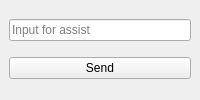
This is views/main_window.ui in CocoMarck/opencode-simple-assist as Qt 5 draws it before an edit. The edited form follows.
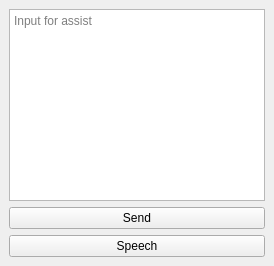
This is the edited form.

Commit message: modulo microphone recorder, depenencia de stt manager, y text view para gui.

Patch:
```diff
--- a/views/main_window.ui
+++ b/views/main_window.ui
@@ -7,7 +7,7 @@
   <widget class="QWidget" name="central_widget">
    <layout class="QVBoxLayout" name="vbox_main">
     <item>
-     <widget class="QLineEdit" name="entry_input">
+     <widget class="QTextEdit" name="textedit_input">
       <property name="placeholderText"><string>Input for assist</string></property>
      </widget>
     </item>
@@ -17,6 +17,11 @@
       <property name="text"><string>Send</string></property>
      </widget>
     </item>
+    <item>
+     <widget class="QPushButton" name="button_speech">
+      <property name="text"><string>Speech</string></property>
+     </widget>
+    </item>
    </layout>
   </widget>
   <!-- Para centrar todo -->
```
The commit also changes 5 other files.
